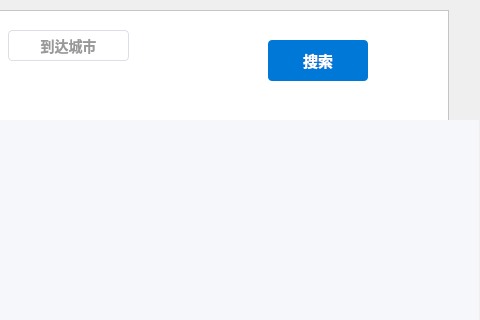
Old version of the form Flight_System/AllFlightsPage.ui in the repository gywcs101/qt_flight_booking_system; both pictures show x 302 to 782 and y 0 to 320 of the 782 by 507 pixel window.
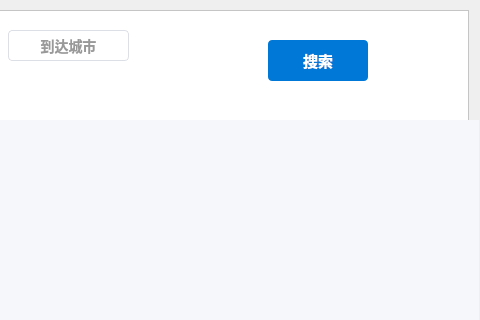
New version of the form. Custom widgets are drawn as their Qt base class.

Diff of the .ui file:
```diff
--- a/Flight_System/AllFlightsPage.ui
+++ b/Flight_System/AllFlightsPage.ui
@@ -142,7 +142,7 @@
     <rect>
      <x>0</x>
      <y>10</y>
-     <width>751</width>
+     <width>771</width>
      <height>111</height>
     </rect>
    </property>
```
